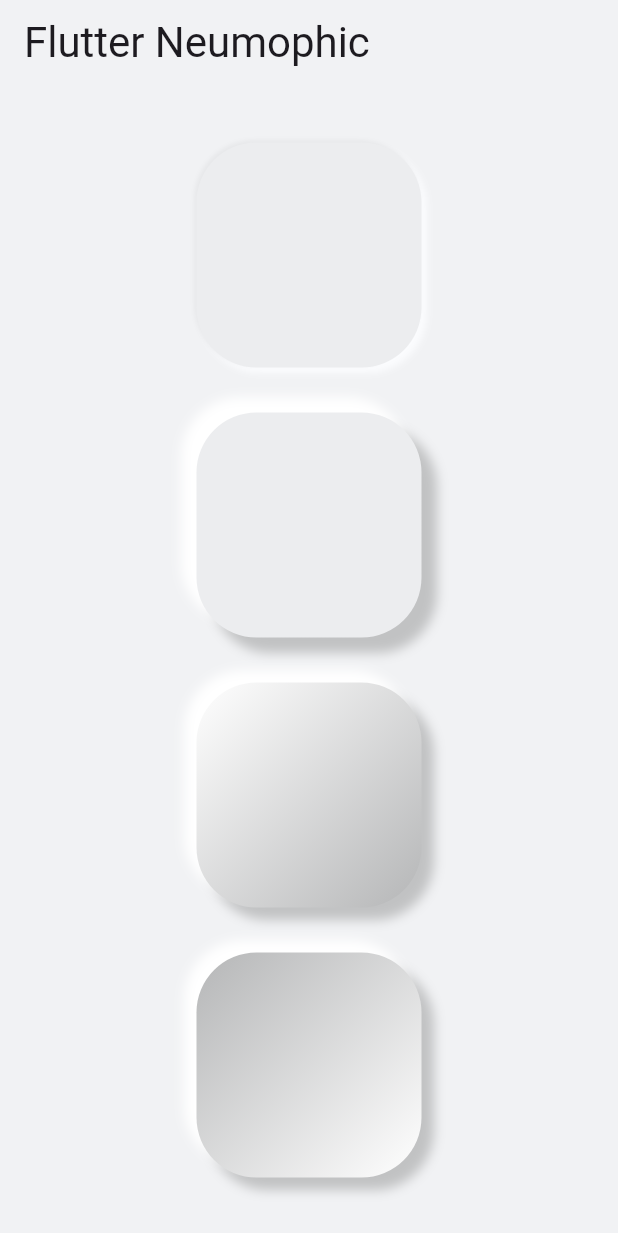
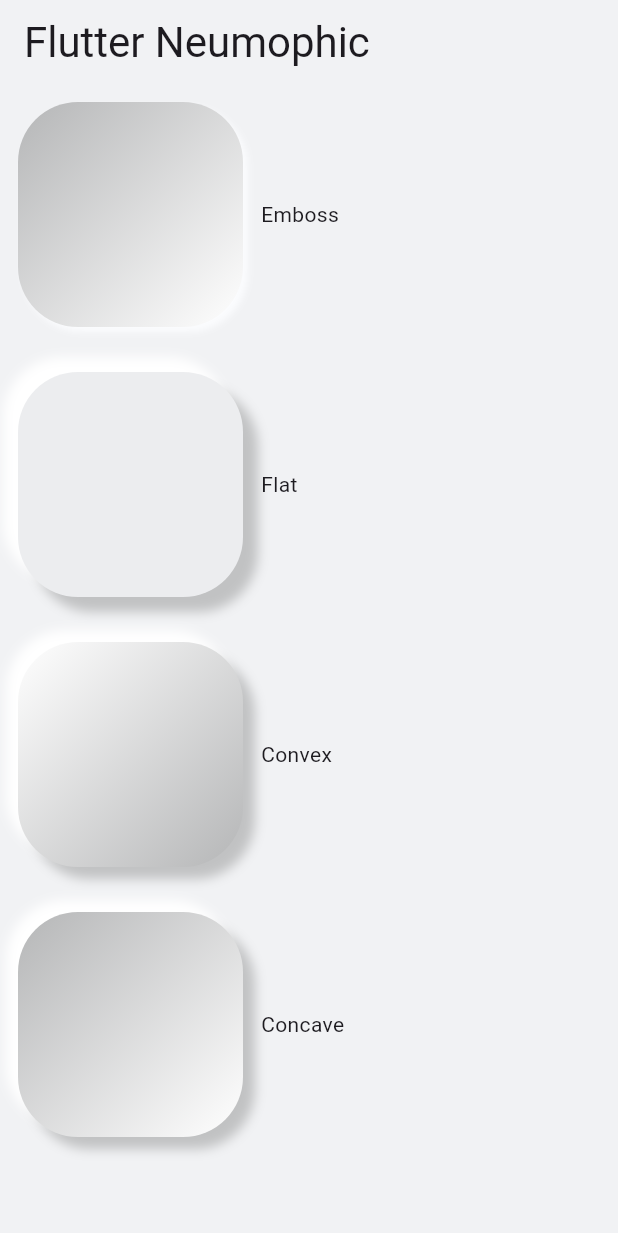
Before and after one commit to KeithLame/ZeroOne, a Flutter app: the screen it shows after launch, on a phone screen of 412 x 824 dp. Shown: the top 1233 px of the screen. Run offline on Flutter 3.47's test engine with Material 3 defaults, Android fonts, the phone set to English and light mode, and no system bars.

Commit message:
updated sample

```diff
--- a/example/lib/main.dart
+++ b/example/lib/main.dart
@@ -1,3 +1,4 @@
+import 'package:flutter/cupertino.dart';
 import 'package:flutter/material.dart';
 import 'package:flutter_neumorphic/flutter_neumorphic.dart';
 import 'package:provider/provider.dart';
@@ -45,9 +46,15 @@ class _MyHomePageState extends State<MyHomePage> {
           backgroundColor: Colors.transparent,
           title: Text(widget.title, style: Theme.of(context).textTheme.display1),
         ),
-        body: Center(
+        body: SingleChildScrollView(
+          child: Padding(
+            padding: const EdgeInsets.all(12.0),
             child: Column(
-            mainAxisAlignment: MainAxisAlignment.center,
+              crossAxisAlignment: CrossAxisAlignment.stretch,
+              mainAxisAlignment: MainAxisAlignment.start,
+              mainAxisSize: MainAxisSize.max,
+              children: [
+                Row(
                   children: <Widget>[
                     NeumorphicContainer(
                       //accent: Colors.blueAccent,
@@ -61,7 +68,13 @@ class _MyHomePageState extends State<MyHomePage> {
                         width: 150,
                       ),
                     ),
+                    SizedBox(width: 12),
+                    Text("Emboss")
+                  ],
+                ),
                 SizedBox(height: 30),
+                Row(
+                  children: <Widget>[
                     NeumorphicButton(
                       //accent: Colors.blueAccent,
                       style: NeumorphicStyle(
@@ -74,7 +87,13 @@ class _MyHomePageState extends State<MyHomePage> {
                         width: 150,
                       ),
                     ),
+                    SizedBox(width: 12),
+                    Text("Flat")
+                  ],
+                ),
                 SizedBox(height: 30),
+                Row(
+                  children: <Widget>[
                     NeumorphicButton(
                       //accent: Colors.blueAccent,
                       style: NeumorphicStyle(
@@ -87,7 +106,13 @@ class _MyHomePageState extends State<MyHomePage> {
                         width: 150,
                       ),
                     ),
+                    SizedBox(width: 12),
+                    Text("Convex")
+                  ],
+                ),
                 SizedBox(height: 30),
+                Row(
+                  children: <Widget>[
                     NeumorphicButton(
                       //accent: Colors.blueAccent,
                       style: NeumorphicStyle(
@@ -100,7 +125,13 @@ class _MyHomePageState extends State<MyHomePage> {
                         width: 150,
                       ),
                     ),
+                    SizedBox(width: 12),
+                    Text("Concave")
                   ],
+                ),
+                SizedBox(height: 30),
+              ],
+            ),
           ),
         ),
       ),
--- a/lib/colors.dart
+++ b/lib/colors.dart
@@ -10,7 +10,7 @@ class NeumorphicColors {
   /// Positive intensity denotes a darker shade while negative intensity
   /// denotes a lighter shade.
   /// Credit for the algorithm goes to https://neumorphism.io
-  static Color generateGradientColors({Color colorBase, double intensity}) {
+  static Color generateGradientColors({Color colorBase, double intensity, bool updateAlpha = true}) {
     final t = intensity ?? 0;
     String e = colorBase.value.toRadixString(16).substring(2);
     if (e.length < 6) e = e[0] + e[0] + e[1] + e[1] + e[2] + e[2];
@@ -21,7 +21,12 @@ class NeumorphicColors {
       o += ('00' + a.toRadixString(16)).substring(a.toRadixString(16).length);
     }
 
-    return Color(int.parse(o, radix: 16)).withAlpha(255);
+    final generatedColor = Color(int.parse(o, radix: 16));
+    if(updateAlpha){
+      return generatedColor.withAlpha(255);
+    } else {
+      return generatedColor;
+    }
   }
 
   static Gradient generateFlatGradients({Color color}) => LinearGradient(
--- a/lib/neumortphic_decorator.dart
+++ b/lib/neumortphic_decorator.dart
@@ -19,6 +19,8 @@ BoxDecoration generateNeumorphicDecorator(
 
   //will only use style from here, style is not null
 
+  final borderRadius = style.borderRadius == 0 ? null : BorderRadius.circular(style.borderRadius);
+
   List<BoxShadow> boxShadows;
   Color innerColor;
   Gradient gradient;
@@ -35,16 +37,51 @@ BoxDecoration generateNeumorphicDecorator(
         offset: embrossOffset(lightSource: style.lightSource, dark: false, distance: whiteDistance),
         blurRadius: whiteDistance,
       ),
-      BoxShadow(
-        color: NeumorphicColors.getAdjustColor(style.baseColor, 0 - style.distance),
-        offset: embrossOffset(lightSource: style.lightSource, dark: true, distance: darkDistance),
-        blurRadius: darkDistance,
-      ),
+      //BoxShadow(
+      //  color: NeumorphicColors.getAdjustColor(style.baseColor, 0 - style.distance),
+      //  offset: embrossOffset(lightSource: style.lightSource, dark: true, distance: darkDistance),
+      //  blurRadius: darkDistance,
+      //),
     ];
 
     gradient = NeumorphicColors.generateFlatGradients(
       color: NeumorphicColors.getAdjustColor(innerColor, 0 - style.distance / 2),
     );
+    final convexConcaveOffset = sourceToOffset(style.lightSource, style.curveHeight);
+    double darkFactor = style.curveHeight / 100 + 0.1;
+
+    gradient = LinearGradient(
+      begin: Alignment(
+        -convexConcaveOffset.dx.clamp(-1, 1).toDouble(),
+        -convexConcaveOffset.dy.clamp(-1, 1).toDouble(),
+      ),
+      end: Alignment(
+        convexConcaveOffset.dx.clamp(-1, 1).toDouble(),
+        convexConcaveOffset.dy.clamp(-1, 1).toDouble(),
+      ),
+      colors: [
+       // Colors.grey,
+        NeumorphicColors.generateGradientColors(
+          colorBase: innerColor,
+          intensity: -darkFactor,
+        ),
+        NeumorphicColors.generateGradientColors(
+          colorBase: innerColor,
+          intensity: darkFactor,
+        )
+      ],
+    );
+
+
+
+
+    return BoxDecoration(
+      borderRadius: borderRadius,
+      //color: innerColor,
+      boxShadow: boxShadows,
+      gradient: gradient,
+    );
+
   } else if (style.shape == NeumorphicShape.flat) {
     innerColor = accent ?? style.baseColor;
     final offset = sourceToOffset(style.lightSource, style.distance);
@@ -119,7 +156,6 @@ BoxDecoration generateNeumorphicDecorator(
     );
   }
 
-  final borderRadius = style.borderRadius == 0 ? null : BorderRadius.circular(style.borderRadius);
 
   return BoxDecoration(
     borderRadius: borderRadius,
```
Lines whose indentation alone changed are shown as unchanged.
